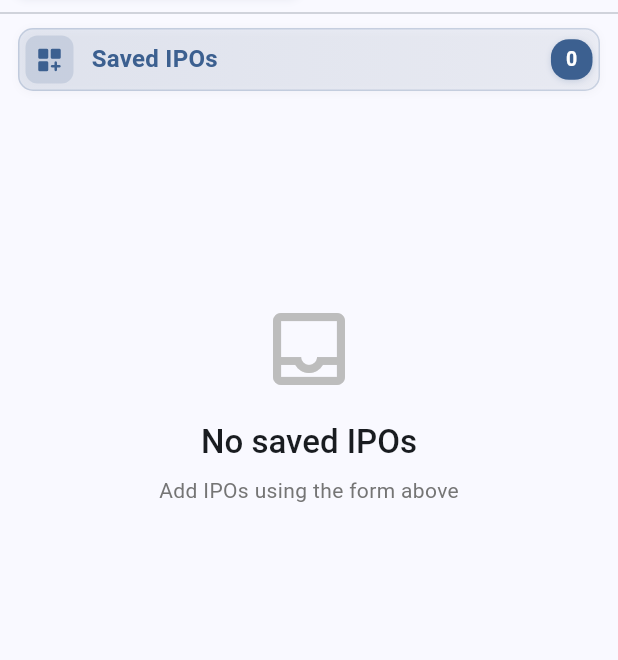
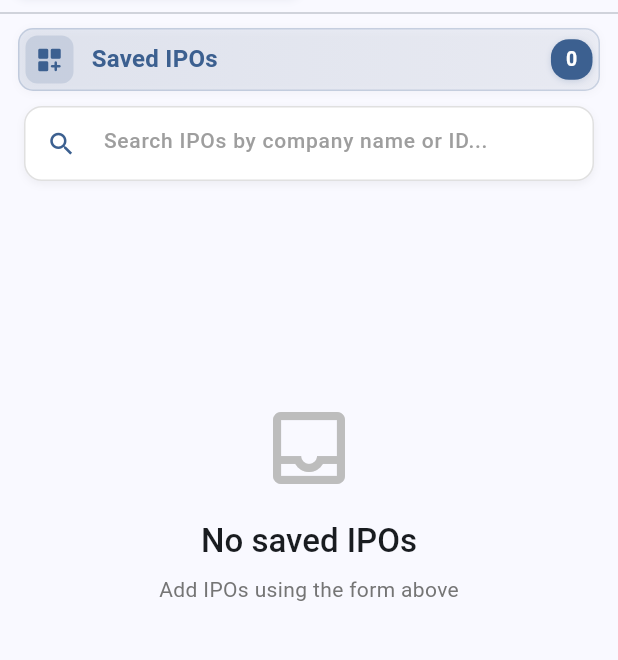
Before and after one commit to secretdeveloper90/ipoedge-scraping-app, a Flutter app: the screen it shows after launch, tab 2 chosen, on a phone screen of 412 x 824 dp, the part 293-953 px from its top. Run offline on Flutter 3.47's test engine with Material 3 defaults, Android fonts, the phone set to English and light mode, and no system bars; our stand-ins replace cloud_firestore, firebase_core; accounts and stored records are empty.

Commit message:
implement the search feature

```diff
--- a/lib/screens/management_tab.dart
+++ b/lib/screens/management_tab.dart
@@ -14,9 +14,12 @@ class ManagementTab extends StatefulWidget {
 
 class _ManagementTabState extends State<ManagementTab> {
   List<IpoModel> _savedIpos = [];
+  List<IpoModel> _filteredIpos = [];
   bool _isLoading = false;
   bool _isLoadingSavedIpos = true;
   String? _error;
+  final TextEditingController _searchController = TextEditingController();
+  String _searchQuery = '';
 
   @override
   void initState() {
@@ -26,6 +29,7 @@ class _ManagementTabState extends State<ManagementTab> {
 
   @override
   void dispose() {
+    _searchController.dispose();
     super.dispose();
   }
 
@@ -46,6 +50,7 @@ class _ManagementTabState extends State<ManagementTab> {
       final ipos = await FirebaseService.getAllIpos();
       setState(() {
         _savedIpos = ipos;
+        _filteredIpos = ipos;
         _isLoadingSavedIpos = false;
       });
     } catch (e) {
@@ -54,6 +59,24 @@ class _ManagementTabState extends State<ManagementTab> {
         _isLoadingSavedIpos = false;
       });
     }
+  }
+
+  void _filterIpos(String query) {
+    setState(() {
+      _searchQuery = query;
+      if (query.isEmpty) {
+        _filteredIpos = _savedIpos;
+      } else {
+        _filteredIpos = _savedIpos.where((ipo) {
+          final companyName = (ipo.companyName ?? '').toLowerCase();
+          final companyId = ipo.companyId.toLowerCase();
+          final searchLower = query.toLowerCase();
+
+          return companyName.contains(searchLower) ||
+              companyId.contains(searchLower);
+        }).toList();
+      }
+    });
   }
 
   Future<void> _updateIpo(IpoModel ipo) async {
@@ -520,7 +543,9 @@ class _ManagementTabState extends State<ManagementTab> {
                     ],
                   ),
                   child: Text(
-                    '${_savedIpos.length}',
+                    _searchQuery.isNotEmpty
+                        ? '${_filteredIpos.length}/${_savedIpos.length}'
+                        : '${_savedIpos.length}',
                     style: const TextStyle(
                       fontSize: 13,
                       fontWeight: FontWeight.bold,
@@ -531,10 +556,70 @@ class _ManagementTabState extends State<ManagementTab> {
               ],
             ),
           ),
+          _buildSearchBar(),
           Expanded(
             child: _buildSavedIposList(),
           ),
         ],
+      ),
+    );
+  }
+
+  Widget _buildSearchBar() {
+    return Container(
+      margin: const EdgeInsets.symmetric(horizontal: 16.0, vertical: 8.0),
+      decoration: BoxDecoration(
+        color: Colors.white,
+        borderRadius: BorderRadius.circular(12),
+        border: Border.all(
+          color: Colors.grey.shade300,
+          width: 1,
+        ),
+        boxShadow: [
+          BoxShadow(
+            color: Colors.black.withOpacity(0.05),
+            blurRadius: 4,
+            offset: const Offset(0, 2),
+          ),
+        ],
+      ),
+      child: TextField(
+        controller: _searchController,
+        onChanged: _filterIpos,
+        decoration: InputDecoration(
+          hintText: 'Search IPOs by company name or ID...',
+          hintStyle: TextStyle(
+            color: Colors.grey[500],
+            fontSize: 14,
+          ),
+          prefixIcon: Icon(
+            Icons.search,
+            color: Theme.of(context).primaryColor,
+            size: 20,
+          ),
+          suffixIcon: _searchQuery.isNotEmpty
+              ? IconButton(
+                  icon: Icon(
+                    Icons.clear,
+                    color: Colors.grey[600],
+                    size: 20,
+                  ),
+                  onPressed: () {
+                    _searchController.clear();
+                    _filterIpos('');
+                  },
+                )
+              : null,
+          border: InputBorder.none,
+          contentPadding: const EdgeInsets.symmetric(
+            horizontal: 16,
+            vertical: 12,
+          ),
+        ),
+        style: const TextStyle(
+          fontSize: 14,
+          fontWeight: FontWeight.w500,
+        ),
       ),
     );
   }
@@ -618,10 +703,88 @@ class _ManagementTabState extends State<ManagementTab> {
       );
     }
 
+    if (_filteredIpos.isEmpty && _searchQuery.isNotEmpty) {
+      return SingleChildScrollView(
+        physics: const AlwaysScrollableScrollPhysics(),
+        child: Container(
+          height: MediaQuery.of(context).size.height * 0.5,
+          child: Center(
+            child: Column(
+              mainAxisAlignment: MainAxisAlignment.center,
+              children: [
+                Icon(
+                  Icons.search_off,
+                  size: 64,
+                  color: Colors.grey[400],
+                ),
+                const SizedBox(height: 16),
+                Text(
+                  'No IPOs found',
+                  style: Theme.of(context).textTheme.titleLarge,
+                ),
+                const SizedBox(height: 8),
+                Text(
+                  'Try adjusting your search query',
+                  style: Theme.of(context).textTheme.bodyMedium?.copyWith(
+                        color: Colors.grey[600],
+                      ),
+                ),
+                const SizedBox(height: 16),
+                ElevatedButton.icon(
+                  onPressed: () {
+                    _searchController.clear();
+                    _filterIpos('');
+                  },
+                  icon: const Icon(Icons.clear, size: 18),
+                  label: const Text('Clear Search'),
+                  style: ElevatedButton.styleFrom(
+                    backgroundColor: Theme.of(context).primaryColor,
+                    foregroundColor: Colors.white,
+                    padding:
+                        const EdgeInsets.symmetric(horizontal: 16, vertical: 8),
+                    shape: RoundedRectangleBorder(
+                      borderRadius: BorderRadius.circular(8),
+                    ),
+                  ),
+                ),
+              ],
+            ),
+          ),
+        ),
+      );
+    }
+
     return SingleChildScrollView(
       physics: const AlwaysScrollableScrollPhysics(),
       padding: const EdgeInsets.symmetric(horizontal: 16.0),
       child: _buildManagementDataTable(),
+    );
+  }
+
+  Widget _buildActionButton({
+    required IconData icon,
+    required Color color,
+    required VoidCallback onPressed,
+    required String tooltip,
+  }) {
+    return SizedBox(
+      width: 28,
+      height: 28,
+      child: IconButton(
+        icon: Icon(icon),
+        color: color,
+        onPressed: onPressed,
+        tooltip: tooltip,
+        iconSize: 14,
+        padding: EdgeInsets.zero,
+        constraints: const BoxConstraints(
+          minWidth: 28,
+          minHeight: 28,
+        ),
+        style: IconButton.styleFrom(
+          tapTargetSize: MaterialTapTargetSize.shrinkWrap,
+        ),
+      ),
     );
   }
 
@@ -660,7 +823,7 @@ class _ManagementTabState extends State<ManagementTab> {
           columns: [
             DataColumn(
               label: Expanded(
-                flex: 3,
+                flex: 4,
                 child: Container(
                   padding: const EdgeInsets.symmetric(horizontal: 12),
                   alignment: Alignment.centerLeft,
@@ -670,7 +833,7 @@ class _ManagementTabState extends State<ManagementTab> {
             ),
             DataColumn(
               label: Expanded(
-                flex: 2,
+                flex: 3,
                 child: Container(
                   padding: const EdgeInsets.symmetric(horizontal: 12),
                   alignment: Alignment.center,
@@ -679,7 +842,7 @@ class _ManagementTabState extends State<ManagementTab> {
               ),
             ),
           ],
-          rows: _savedIpos.map((ipo) {
+          rows: _filteredIpos.map((ipo) {
             return DataRow(
               cells: [
                 // DataCell(
@@ -720,59 +883,38 @@ class _ManagementTabState extends State<ManagementTab> {
                 ),
                 DataCell(
                   Container(
-                    width: double.infinity,
                     padding:
-                        const EdgeInsets.symmetric(horizontal: 12, vertical: 8),
+                        const EdgeInsets.symmetric(horizontal: 8, vertical: 4),
                     child: Row(
-                      mainAxisAlignment: MainAxisAlignment.spaceEvenly,
+                      mainAxisSize: MainAxisSize.min,
+                      mainAxisAlignment: MainAxisAlignment.center,
                       children: [
-                        IconButton(
-                          icon: const Icon(Icons.link),
+                        _buildActionButton(
+                          icon: Icons.link,
                           color: Colors.blue,
                           onPressed: () => _manageDocumentLinks(ipo),
                           tooltip: 'Document Links',
-                          iconSize: 16,
-                          padding: EdgeInsets.zero,
-                          constraints: const BoxConstraints(
-                            minWidth: 32,
-                            minHeight: 32,
-                          ),
                         ),
-                        IconButton(
-                          icon: const Icon(Icons.category),
+                        const SizedBox(width: 2),
+                        _buildActionButton(
+                          icon: Icons.category,
                           color: Colors.purple,
                           onPressed: () => _updateCategoryFromAnalysis(ipo),
                           tooltip: 'Update Category',
-                          iconSize: 16,
-                          padding: EdgeInsets.zero,
-                          constraints: const BoxConstraints(
-                            minWidth: 32,
-                            minHeight: 32,
-                          ),
                         ),
-                        IconButton(
-                          icon: const Icon(Icons.refresh),
+                        const SizedBox(width: 2),
+                        _buildActionButton(
+                          icon: Icons.refresh,
                           color: Colors.orange,
                           onPressed: () => _updateIpo(ipo),
                           tooltip: 'Update',
-                          iconSize: 16,
-                          padding: EdgeInsets.zero,
-                          constraints: const BoxConstraints(
-                            minWidth: 32,
-                            minHeight: 32,
-                          ),
                         ),
-                        IconButton(
-                          icon: const Icon(Icons.delete),
+                        const SizedBox(width: 2),
+                        _buildActionButton(
+                          icon: Icons.delete,
                           color: Colors.red,
                           onPressed: () => _deleteIpo(ipo),
                           tooltip: 'Delete',
-                          iconSize: 16,
-                          padding: EdgeInsets.zero,
-                          constraints: const BoxConstraints(
-                            minWidth: 32,
-                            minHeight: 32,
-                          ),
                         ),
                       ],
                     ),
```
